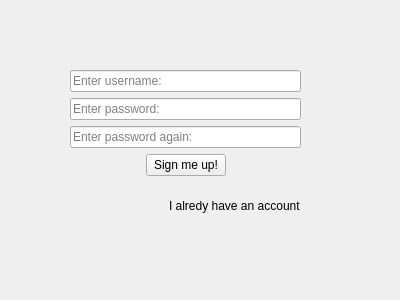
Old version of the form client-side/windows/signup/signup.ui in the repository losimen/TCP_SecureChat.
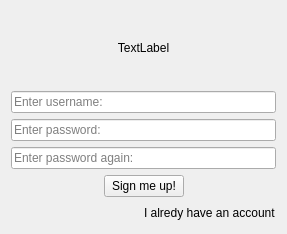
New version of the form. Custom widgets are drawn as their Qt base class.

```diff
--- a/client-side/windows/signup/signup.ui
+++ b/client-side/windows/signup/signup.ui
@@ -6,22 +6,28 @@
    <rect>
     <x>0</x>
     <y>0</y>
-    <width>400</width>
-    <height>300</height>
+    <width>287</width>
+    <height>234</height>
    </rect>
   </property>
   <property name="windowTitle">
    <string>Form</string>
   </property>
-  <widget class="QWidget" name="layoutWidget">
-   <property name="geometry">
-    <rect>
-     <x>70</x>
-     <y>70</y>
-     <width>231</width>
-     <height>159</height>
-    </rect>
-   </property>
+  <layout class="QVBoxLayout" name="verticalLayout_2">
+   <item>
+    <widget class="QLabel" name="label_error">
+     <property name="text">
+      <string>TextLabel</string>
+     </property>
+     <property name="alignment">
+      <set>Qt::AlignCenter</set>
+     </property>
+     <property name="wordWrap">
+      <bool>true</bool>
+     </property>
+    </widget>
+   </item>
+   <item>
    <layout class="QVBoxLayout" name="verticalLayout">
     <item>
      <widget class="QLineEdit" name="lineEdit_username">
@@ -124,7 +130,8 @@
      </layout>
     </item>
    </layout>
-  </widget>
+   </item>
+  </layout>
  </widget>
  <customwidgets>
   <customwidget>
```
Lines whose indentation alone changed are shown as unchanged.
